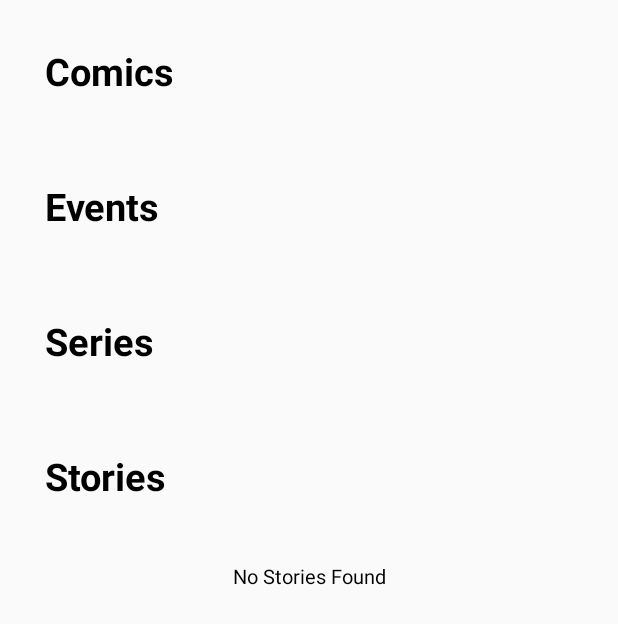
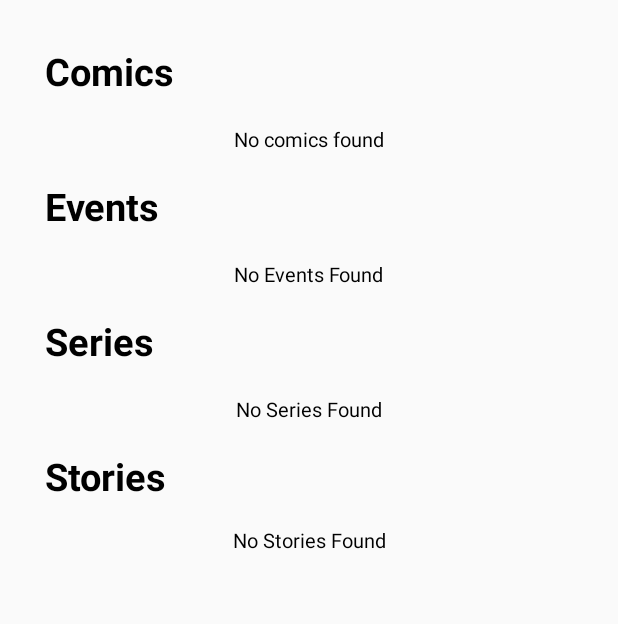
Before and after one commit to MostafaGad1911/Marvel-, an Android app: the CharacterDetails screen opened directly, with no data from a screen before it, on a phone screen of 412 x 824 dp. Shown: the top 624 px of the screen. Run offline under Robolectric (Android 15) with nearby library versions, the phone set to English and light mode, and no system bars; our stand-ins replace Dagger/Hilt's generated code; pictures from the network do not load; 1 statement that could not run was skipped.

```diff
--- a/app/src/main/java/mostafagad/projects/marvelcharacters/data/datasource/model/Result.kt
+++ b/app/src/main/java/mostafagad/projects/marvelcharacters/data/datasource/model/Result.kt
@@ -5,6 +5,7 @@ import mostafagad.projects.marvelcharacters.domain.model.Character
 data class Result(
     val comics: Comics,
     val description: String,
+    val title: String,
     val events: Events,
     val id: Int,
     val modified: String,
--- a/app/src/main/java/mostafagad/projects/marvelcharacters/ui/activities/CharacterDetails.kt
+++ b/app/src/main/java/mostafagad/projects/marvelcharacters/ui/activities/CharacterDetails.kt
@@ -1,6 +1,7 @@
 package mostafagad.projects.marvelcharacters.ui.activities
 
 import android.os.Bundle
+import android.util.Log
 import androidx.activity.viewModels
 import androidx.appcompat.app.AppCompatActivity
 import dagger.hilt.android.AndroidEntryPoint
@@ -22,28 +23,32 @@ class CharacterDetails : AppCompatActivity() {
 
     private val viewModel: CharacterDetailsVM by viewModels()
 
-    private val characterId:Long by lazy {
-        intent.getLongExtra("characterId" , 0)
+    private val characterId: Long by lazy {
+        intent.getLongExtra("characterId", 0)
     }
 
-    private val marvelCharacterComicsList: ArrayList<mostafagad.projects.marvelcharacters.data.datasource.model.Result?> = ArrayList()
+    private val marvelCharacterComicsList: ArrayList<mostafagad.projects.marvelcharacters.data.datasource.model.Result?> =
+        ArrayList()
     private val marvelCharacterComicsAdapter: MarvelCharacterComicsEventStoriesAdapter by lazy {
         MarvelCharacterComicsEventStoriesAdapter(marveLCharactersDetailsList = marvelCharacterComicsList)
     }
 
-    private val marvelCharacterEventsList:ArrayList<mostafagad.projects.marvelcharacters.data.datasource.model.Result?> = ArrayList()
+    private val marvelCharacterEventsList: ArrayList<mostafagad.projects.marvelcharacters.data.datasource.model.Result?> =
+        ArrayList()
     private val marvelCharacterEventsAdapter: MarvelCharacterComicsEventStoriesAdapter by lazy {
         MarvelCharacterComicsEventStoriesAdapter(marveLCharactersDetailsList = marvelCharacterEventsList)
     }
 
-    private val marvelCharacterStoriesList:ArrayList<mostafagad.projects.marvelcharacters.data.datasource.model.Result?> = ArrayList()
+    private val marvelCharacterStoriesList: ArrayList<mostafagad.projects.marvelcharacters.data.datasource.model.Result?> =
+        ArrayList()
     private val marvelCharacterStoriesAdapter: MarvelCharacterComicsEventStoriesAdapter by lazy {
         MarvelCharacterComicsEventStoriesAdapter(marveLCharactersDetailsList = marvelCharacterStoriesList)
     }
 
-    private val marvelCharacterSeriesList:ArrayList<mostafagad.projects.marvelcharacters.data.datasource.model.Result?> = ArrayList()
+    private val marvelCharacterSeriesList: ArrayList<mostafagad.projects.marvelcharacters.data.datasource.model.Result?> =
+        ArrayList()
     private val marvelCharacterSeriesAdapter: MarvelCharacterComicsEventStoriesAdapter by lazy {
-        MarvelCharacterComicsEventStoriesAdapter(marveLCharactersDetailsList = marvelCharacterSeriesList )
+        MarvelCharacterComicsEventStoriesAdapter(marveLCharactersDetailsList = marvelCharacterSeriesList)
     }
 
 
@@ -53,10 +58,9 @@ class CharacterDetails : AppCompatActivity() {
         setContentView(binding.root)
         prepareMarvelCharRVS()
         loadMarvelCharacterDetails()
-        collectMarvelCharacterDetails()
     }
 
-    private fun prepareMarvelCharRVS(){
+    private fun prepareMarvelCharRVS() {
         binding.marvelComicsRV.adapter = marvelCharacterComicsAdapter
         binding.marvelEventsRV.adapter = marvelCharacterEventsAdapter
         binding.marvelSeriesRV.adapter = marvelCharacterSeriesAdapter
@@ -64,34 +68,37 @@ class CharacterDetails : AppCompatActivity() {
     }
 
 
-    private fun collectMarvelCharacterDetails() {
-        CoroutineScope(Dispatchers.IO).launch {
-            viewModel.marvelComicsValue.collect{
-                when{
+    private suspend fun collectMarvelCharacterComics() {
+        viewModel.marvelComicsValue.collect {
+            when {
                 it.isLoading -> {
-                        withContext(Dispatchers.Main){
+                    withContext(Dispatchers.Main) {
                         binding.detailsProgressBar.show()
                     }
                 }
+
+                it.charactersList.isNullOrEmpty() -> {
+                    withContext(Dispatchers.Main) {
+                        Log.i("COMICS_EMPTY", "test")
+                        binding.detailsProgressBar.hide()
+                        if (marvelCharacterComicsList.isEmpty()) binding.marvelEmptyComicsTxt.show() else binding.marvelEmptyComicsTxt.hide()
+                    }
+                }
                 it.charactersList?.isNotEmpty() == true -> {
-                        withContext(Dispatchers.Main){
-                            binding.marvelEmptyComicsTxt.hide()
+                    withContext(Dispatchers.Main) {
+                        Log.i("COMICS_NOT_EMPTY", "test")
                         binding.detailsProgressBar.hide()
                         marvelCharacterComicsList.clear()
                         marvelCharacterComicsList.addAll(it.charactersList)
+                        if (marvelCharacterComicsList.isEmpty()) binding.marvelEmptyComicsTxt.show() else binding.marvelEmptyComicsTxt.hide()
                         marvelCharacterComicsAdapter.notifyItemRangeInserted(
-                                marvelCharacterComicsList.size.plus(1), it.charactersList.size)
+                            marvelCharacterComicsList.size.plus(1), it.charactersList.size
+                        )
 
                     }
                 }
-                    it.charactersList.isNullOrEmpty() -> {
-                        withContext(Dispatchers.Main){
-                            binding.detailsProgressBar.hide()
-                            binding.marvelEmptyComicsTxt.show()
-                        }
-                    }
                 it.error.isNotBlank() -> {
-                        withContext(Dispatchers.Main){
+                    withContext(Dispatchers.Main) {
                         binding.detailsProgressBar.hide()
                         it.error.toast(ctx = this@CharacterDetails)
 
@@ -101,32 +108,36 @@ class CharacterDetails : AppCompatActivity() {
 
         }
     }
-        CoroutineScope(Dispatchers.IO).launch {
-            viewModel.marvelEventsValue.collect{
-                when{
+
+    private suspend fun collectMarvelCharacterEvents() {
+        viewModel.marvelEventsValue.collect {
+            when {
                 it.isLoading -> {
-                        withContext(Dispatchers.Main){
+                    withContext(Dispatchers.Main) {
                         binding.detailsProgressBar.show()
                     }
                 }
                 it.charactersList?.isNotEmpty() == true -> {
-                        withContext(Dispatchers.Main){
+                    withContext(Dispatchers.Main) {
                         binding.marvelEmptyEventsTxt.hide()
                         binding.detailsProgressBar.hide()
                         marvelCharacterEventsList.clear()
                         marvelCharacterEventsList.addAll(it.charactersList)
-                            marvelCharacterEventsAdapter.notifyItemRangeInserted(marvelCharacterEventsList.size.plus(1) , it.charactersList.size)
+                        marvelCharacterEventsAdapter.notifyItemRangeInserted(
+                            marvelCharacterEventsList.size.plus(1),
+                            it.charactersList.size
+                        )
 
                     }
                 }
                 it.charactersList.isNullOrEmpty() -> {
-                        withContext(Dispatchers.Main){
+                    withContext(Dispatchers.Main) {
                         binding.detailsProgressBar.hide()
                         binding.marvelEmptyEventsTxt.show()
                     }
                 }
                 it.error.isNotBlank() -> {
-                        withContext(Dispatchers.Main){
+                    withContext(Dispatchers.Main) {
                         binding.detailsProgressBar.hide()
                         it.error.toast(ctx = this@CharacterDetails)
 
@@ -136,32 +147,36 @@ class CharacterDetails : AppCompatActivity() {
 
         }
     }
-        CoroutineScope(Dispatchers.IO).launch {
-            viewModel.marvelSeriesValue.collect{
-                when{
+
+    private suspend fun collectMarvelCharacterSeries() {
+        viewModel.marvelSeriesValue.collect {
+            when {
                 it.isLoading -> {
-                        withContext(Dispatchers.Main){
+                    withContext(Dispatchers.Main) {
                         binding.detailsProgressBar.show()
                     }
                 }
                 it.charactersList?.isNotEmpty() == true -> {
-                        withContext(Dispatchers.Main){
+                    withContext(Dispatchers.Main) {
                         binding.marvelEmptySeriesTxt.hide()
                         binding.detailsProgressBar.hide()
                         marvelCharacterSeriesList.clear()
                         marvelCharacterSeriesList.addAll(it.charactersList)
-                            marvelCharacterSeriesAdapter.notifyItemRangeInserted(marvelCharacterSeriesList.size.plus(1) , it.charactersList.size)
+                        marvelCharacterSeriesAdapter.notifyItemRangeInserted(
+                            marvelCharacterSeriesList.size.plus(1),
+                            it.charactersList.size
+                        )
 
                     }
                 }
                 it.charactersList.isNullOrEmpty() -> {
-                        withContext(Dispatchers.Main){
+                    withContext(Dispatchers.Main) {
                         binding.detailsProgressBar.hide()
                         binding.marvelEmptySeriesTxt.show()
                     }
                 }
                 it.error.isNotBlank() -> {
-                        withContext(Dispatchers.Main){
+                    withContext(Dispatchers.Main) {
                         binding.detailsProgressBar.hide()
                         it.error.toast(ctx = this@CharacterDetails)
 
@@ -170,32 +185,36 @@ class CharacterDetails : AppCompatActivity() {
             }
         }
     }
-        CoroutineScope(Dispatchers.IO).launch {
-            viewModel.marvelStoriesValue.collect{
-                when{
+
+    private suspend fun collectMarvelCharacterStories() {
+        viewModel.marvelStoriesValue.collect {
+            when {
                 it.isLoading -> {
-                        withContext(Dispatchers.Main){
+                    withContext(Dispatchers.Main) {
                         binding.detailsProgressBar.show()
                     }
                 }
                 it.charactersList?.isNotEmpty() == true -> {
-                        withContext(Dispatchers.Main){
+                    withContext(Dispatchers.Main) {
                         binding.marvelEmptyStoriesTxt.hide()
                         binding.detailsProgressBar.hide()
                         marvelCharacterStoriesList.clear()
                         marvelCharacterStoriesList.addAll(it.charactersList)
-                            marvelCharacterStoriesAdapter.notifyItemRangeInserted(marvelCharacterStoriesList.size.plus(1) , it.charactersList.size)
+                        marvelCharacterStoriesAdapter.notifyItemRangeInserted(
+                            marvelCharacterStoriesList.size.plus(1),
+                            it.charactersList.size
+                        )
 
                     }
                 }
                 it.charactersList.isNullOrEmpty() -> {
-                        withContext(Dispatchers.Main){
+                    withContext(Dispatchers.Main) {
                         binding.detailsProgressBar.hide()
                         binding.marvelEmptyStoriesTxt.show()
                     }
                 }
                 it.error.isNotBlank() -> {
-                        withContext(Dispatchers.Main){
+                    withContext(Dispatchers.Main) {
                         binding.detailsProgressBar.hide()
                         it.error.toast(ctx = this@CharacterDetails)
 
@@ -204,9 +223,9 @@ class CharacterDetails : AppCompatActivity() {
             }
         }
     }
-    }
 
-    private fun loadMarvelCharacterDetails(){
+
+    private fun loadMarvelCharacterDetails() {
         CoroutineScope(Dispatchers.IO).launch {
             withContext(Dispatchers.Default) {
                 viewModel.getCharacterComics(characterId = characterId)
@@ -220,6 +239,18 @@ class CharacterDetails : AppCompatActivity() {
             withContext(Dispatchers.Default) {
                 viewModel.getCharacterSeries(characterId = characterId)
             }
+            withContext(Dispatchers.Main) {
+                collectMarvelCharacterComics()
+            }
+            withContext(Dispatchers.Main) {
+                collectMarvelCharacterEvents()
+            }
+            withContext(Dispatchers.Main) {
+                collectMarvelCharacterSeries()
+            }
+            withContext(Dispatchers.Main) {
+                collectMarvelCharacterStories()
             }
         }
     }
+}
--- a/app/src/main/java/mostafagad/projects/marvelcharacters/ui/adapter/MarvelCharacterComicsEventStoriesAdapter.kt
+++ b/app/src/main/java/mostafagad/projects/marvelcharacters/ui/adapter/MarvelCharacterComicsEventStoriesAdapter.kt
@@ -47,7 +47,7 @@ class MarvelCharacterComicsEventStoriesAdapter(private val marveLCharactersDetai
         holder.itemView.layoutParams.width = itemWidth - 10
 
         val result = marveLCharactersDetailsList?.get(position)
-        holder.movieName.text = result?.description
+        holder.movieName.text = result?.title
         "${result?.thumbnail?.path}/portrait_xlarge.${result?.thumbnail?.extension}".loadImg(img = holder.marvelCharImg,
             ctx = holder.itemView.context)
 
--- a/app/src/main/res/layout/activity_character_details.xml
+++ b/app/src/main/res/layout/activity_character_details.xml
@@ -38,21 +38,6 @@
                 tools:listitem="@layout/marvel_item"
                 app:layout_constraintTop_toBottomOf="@id/marvelComicsTxt"/>
 
-            <TextView
-                android:id="@+id/marvelEmptyComicsTxt"
-                android:layout_width="wrap_content"
-                android:layout_height="wrap_content"
-                android:text="@string/no_comics_found"
-                android:textColor="@color/black"
-                android:textSize="13sp"
-                android:padding="10dp"
-                android:visibility="visible"
-                android:layout_margin="20dp"
-                android:elevation="10dp"
-                app:layout_constraintEnd_toEndOf="parent"
-                app:layout_constraintStart_toStartOf="parent"
-                app:layout_constraintTop_toBottomOf="@id/marvelComicsTxt"
-                app:layout_constraintBottom_toTopOf="@id/marvelEventsTxt"/>
 
             <TextView
                 android:id="@+id/marvelEventsTxt"
@@ -78,21 +63,6 @@
                 tools:listitem="@layout/marvel_item"
                 app:layout_constraintTop_toBottomOf="@id/marvelEventsTxt"/>
 
-            <TextView
-                android:id="@+id/marvelEmptyEventsTxt"
-                android:layout_width="wrap_content"
-                android:layout_height="wrap_content"
-                android:text="@string/no_events_found"
-                android:textColor="@color/black"
-                android:textSize="13sp"
-                android:padding="10dp"
-                android:visibility="visible"
-                android:elevation="10dp"
-                android:layout_margin="20dp"
-                app:layout_constraintEnd_toEndOf="parent"
-                app:layout_constraintStart_toStartOf="parent"
-                app:layout_constraintTop_toBottomOf="@id/marvelEventsTxt"
-                app:layout_constraintBottom_toTopOf="@id/marvelSeriesTxt"/>
 
             <TextView
                 android:id="@+id/marvelSeriesTxt"
@@ -118,21 +88,6 @@
                 tools:listitem="@layout/marvel_item"
                 app:layout_constraintTop_toBottomOf="@id/marvelSeriesTxt"/>
 
-            <TextView
-                android:id="@+id/marvelEmptySeriesTxt"
-                android:layout_width="wrap_content"
-                android:layout_height="wrap_content"
-                android:text="@string/no_series_found"
-                android:textColor="@color/black"
-                android:textSize="13sp"
-                android:padding="10dp"
-                android:visibility="visible"
-                android:elevation="10dp"
-                android:layout_margin="20dp"
-                app:layout_constraintEnd_toEndOf="parent"
-                app:layout_constraintStart_toStartOf="parent"
-                app:layout_constraintTop_toBottomOf="@id/marvelSeriesTxt"
-                app:layout_constraintBottom_toTopOf="@id/marvelStoriesTxt"/>
 
             <TextView
                 android:id="@+id/marvelStoriesTxt"
@@ -167,14 +122,51 @@
                 android:text="@string/no_stories_found"
                 android:textColor="@color/black"
                 android:textSize="13sp"
-                android:padding="10dp"
-                android:elevation="10dp"
                 android:visibility="visible"
-                android:layout_margin="20dp"
                 app:layout_constraintEnd_toEndOf="parent"
                 app:layout_constraintStart_toStartOf="parent"
                 app:layout_constraintTop_toBottomOf="@id/marvelStoriesTxt"
                 app:layout_constraintBottom_toBottomOf="parent"/>
+
+            <TextView
+                android:id="@+id/marvelEmptyComicsTxt"
+                android:layout_width="wrap_content"
+                android:layout_height="wrap_content"
+                android:text="@string/no_comics_found"
+                android:textColor="@color/black"
+                android:textSize="13sp"
+                android:visibility="visible"
+                app:layout_constraintEnd_toEndOf="parent"
+                app:layout_constraintStart_toStartOf="parent"
+                app:layout_constraintTop_toBottomOf="@id/marvelComicsTxt"
+                app:layout_constraintBottom_toTopOf="@id/marvelEventsTxt"/>
+
+            <TextView
+                android:id="@+id/marvelEmptyEventsTxt"
+                android:layout_width="wrap_content"
+                android:layout_height="wrap_content"
+                android:text="@string/no_events_found"
+                android:textColor="@color/black"
+                android:textSize="13sp"
+                android:visibility="visible"
+                app:layout_constraintEnd_toEndOf="parent"
+                app:layout_constraintStart_toStartOf="parent"
+                app:layout_constraintTop_toBottomOf="@id/marvelEventsTxt"
+                app:layout_constraintBottom_toTopOf="@id/marvelSeriesTxt"/>
+
+
+            <TextView
+                android:id="@+id/marvelEmptySeriesTxt"
+                android:layout_width="wrap_content"
+                android:layout_height="wrap_content"
+                android:text="@string/no_series_found"
+                android:textColor="@color/black"
+                android:textSize="13sp"
+                android:visibility="visible"
+                app:layout_constraintEnd_toEndOf="parent"
+                app:layout_constraintStart_toStartOf="parent"
+                app:layout_constraintTop_toBottomOf="@id/marvelSeriesTxt"
+                app:layout_constraintBottom_toTopOf="@id/marvelStoriesTxt"/>
 
         </androidx.constraintlayout.widget.ConstraintLayout>
 
```
Lines whose indentation alone changed are shown as unchanged.
